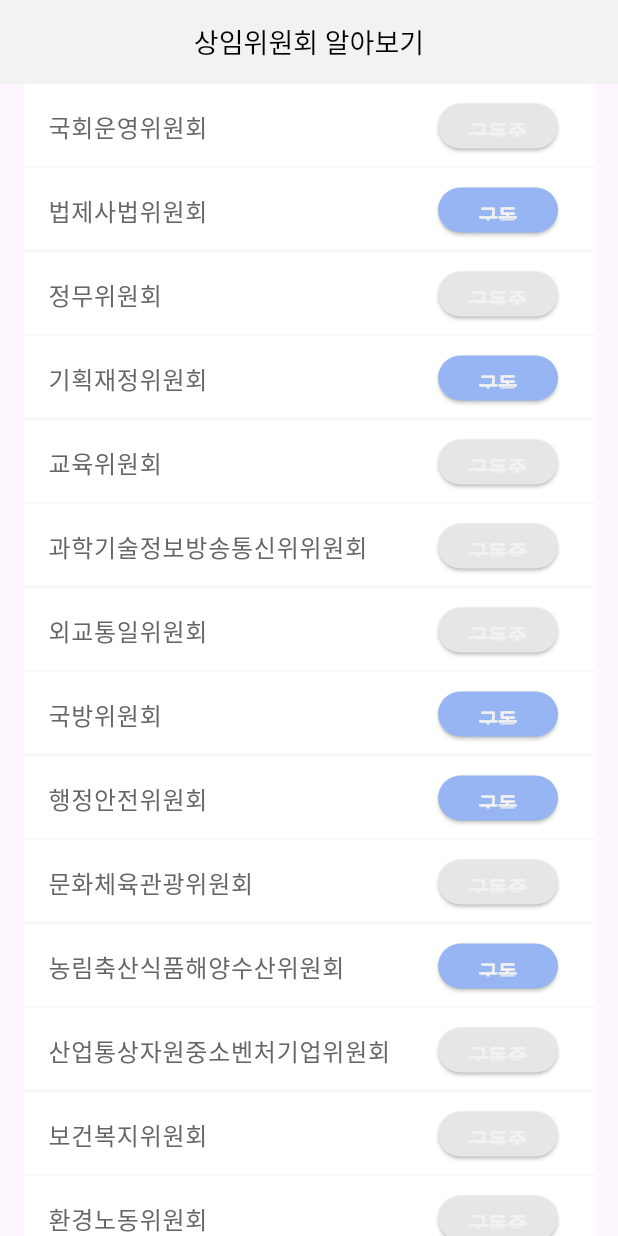
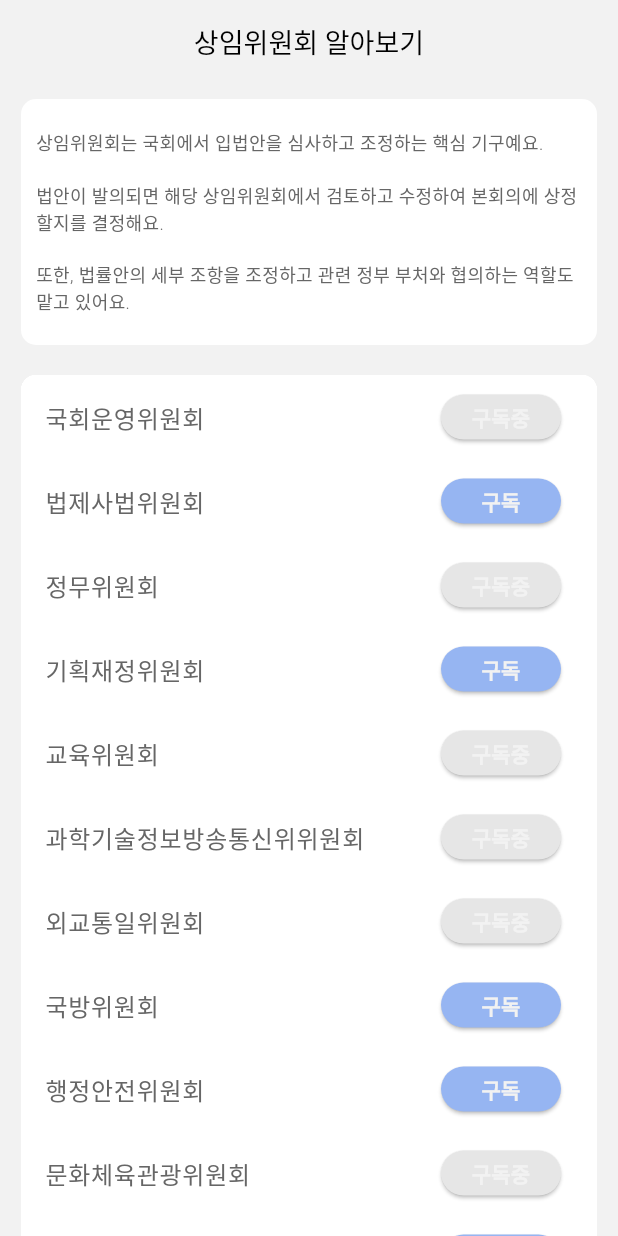
Before and after one commit to ogongchill/barlow-front, a Flutter app: the CommitteeSubscriptionView screen opened by its route, on a phone screen of 412 x 824 dp. Run offline on Flutter 3.47's test engine with Material 3 defaults, Android fonts, the phone set to English and light mode, and no system bars; our stand-ins replace flutter_riverpod, flutter_svg, get_it, go_router, lottie and 2 more; missing offline and left inert: dart:ffi; Roboto replaces fonts that are missing (gmarketSans).

Commit message:
feature: 상임위원회 알아보기 페이지 기능 추가 및 구독 버튼 애니메이션

```diff
--- a/lib/features/committee/presentation/view/committe_subscription_list_widget.dart
+++ b/lib/features/committee/presentation/view/committe_subscription_list_widget.dart
@@ -4,7 +4,7 @@ import 'package:front/core/theme/color_palette.dart';
 import 'package:front/core/theme/test_style_preset.dart';
 import 'package:front/features/committee/domain/entities/committee_subscription.dart';
 import 'package:front/features/committee/presentation/viewmodel/committee_subscription_viewmodel.dart';
-import 'package:animated_toggle_switch/animated_toggle_switch.dart';
+import 'package:lottie/lottie.dart';
 
 class CommitteeSubscriptionWidget extends ConsumerWidget {
   final List<CommitteeSubscription> _committeeSubscriptions;
@@ -15,9 +15,14 @@ class CommitteeSubscriptionWidget extends ConsumerWidget {
   @override
   Widget build(BuildContext context, WidgetRef ref) {
     return Container(
-      margin: EdgeInsets.symmetric(horizontal: 16),
+      clipBehavior: Clip.hardEdge,
+      decoration: BoxDecoration(
           color: ColorPalette.innerContent,
+          borderRadius: BorderRadius.circular(10)
+      ),
       child: ListView.builder(
+        shrinkWrap: true, // ✅ 높이를 Column에 맞게 자동 조정
+        physics: const NeverScrollableScrollPhysics(), // ✅ 부모 스크롤과 충돌 방지
         itemCount: _committeeSubscriptions.length,
         itemBuilder: (context, index) {
           final committeeSubscription = _committeeSubscriptions[index];
@@ -25,14 +30,15 @@ class CommitteeSubscriptionWidget extends ConsumerWidget {
           return Card(
             color: ColorPalette.innerContent,
             margin: EdgeInsets.zero,
-            elevation: 3,
-            shape: RoundedRectangleBorder(borderRadius: BorderRadius.zero),
+            elevation: 0,
+            shape: const RoundedRectangleBorder(borderRadius: BorderRadius.zero),
             child: ListTile(
               title: Text(
                 committeeSubscription.committee.name,
                 style: TextStylePreset.listElement,
               ),
-              trailing: _createSubscribeButton(committeeSubscription, ref)
+              trailing: _createSubscribeButton(committeeSubscription, ref),
+              onTap: () => print("clicked ${committeeSubscription.committee}"),
             ),
           );
         },
@@ -42,25 +48,61 @@ class CommitteeSubscriptionWidget extends ConsumerWidget {
 
 
   Widget _createSubscribeButton(CommitteeSubscription committeeSubscription, WidgetRef ref) {
-    return SizedBox(
-      width : 80,
+    final isFireworkActive = ref.watch(fireworkAnimationProvider(committeeSubscription.committee));
+    final isButtonDisabled = ref.watch(subscribeButtonDisabledProvider(committeeSubscription.committee));
+
+    return Stack(
+      alignment: Alignment.center,
+      clipBehavior: Clip.none,
+      children: [
+        SizedBox(
+          width: 80,
           height: 30,
           child: ElevatedButton(
-        onPressed: () async {
-          ref.read(toggleCommitteeSubscriptionViewModelProvider).execute(committeeSubscription);
+            onPressed: isButtonDisabled
+                ? null // ✅ 애니메이션 중에는 클릭 불가능
+                : () async {
+              ref.read(subscribeButtonDisabledProvider(committeeSubscription.committee).notifier).state = true; // 버튼 비활성화
+
+              if (!committeeSubscription.isSubscribed) {
+                ref.read(fireworkAnimationProvider(committeeSubscription.committee).notifier).state = true;
+              }
+
+              await ref.read(toggleCommitteeSubscriptionViewModelProvider).execute(committeeSubscription);
               ref.invalidate(committeeSubscriptionFutureProvider);
+              ref.read(subscribeButtonDisabledProvider(committeeSubscription.committee).notifier).state = false;
             },
             style: ElevatedButton.styleFrom(
-          backgroundColor: committeeSubscription.isSubscribed
-              ? ColorPalette.greyLight
-              : ColorPalette.bluePrimary,
-          padding: EdgeInsets.symmetric(horizontal: 16, vertical: 8),
+              overlayColor: Colors.black26,
+              backgroundColor: isButtonDisabled
+                  ? Colors.grey // ✅ 애니메이션이 진행 중이면 버튼 색을 변경
+                  : (committeeSubscription.isSubscribed ? ColorPalette.greyLight : ColorPalette.bluePrimary),
+              padding: const EdgeInsets.symmetric(horizontal: 16, vertical: 0),
             ),
             child: Text(
               committeeSubscription.isSubscribed ? "구독중" : "구독",
-            style: TextStylePreset.toggleButton
+              style: TextStylePreset.toggleButton,
             ),
+          ),
+        ),
+        Positioned(
+          top: -20,
+          left: -2,
+          child: isFireworkActive
+              ? Lottie.asset(
+            'assets/animations/lottie/simple_fireworks.json',
+            width: 100,
+            height: 100,
+            repeat: false, // ✅ 한 번만 실행
+            onLoaded: (composition) {
+              Future.delayed(composition.duration, () {
+                ref.read(fireworkAnimationProvider(committeeSubscription.committee).notifier).state = false;
+              });
+            },
           )
+              : const SizedBox.shrink(),
+        ),
+      ],
     );
   }
 }
--- a/lib/features/committee/presentation/view/committee_subscription_view.dart
+++ b/lib/features/committee/presentation/view/committee_subscription_view.dart
@@ -1,5 +1,7 @@
 import 'package:flutter/material.dart';
 import 'package:flutter_riverpod/flutter_riverpod.dart';
+import 'package:front/core/theme/color_palette.dart';
+import 'package:front/core/theme/test_style_preset.dart';
 import 'package:front/features/committee/domain/entities/committee_subscription.dart';
 import 'package:front/features/committee/presentation/view/committe_subscription_list_widget.dart';
 import 'package:front/features/committee/presentation/view/committee_susbcription_appbar_widget.dart';
@@ -21,8 +23,41 @@ class CommitteeSubscriptionView extends ConsumerWidget{
 
   Scaffold _buildScaffold(List<CommitteeSubscription> subscriptions) {
     return Scaffold(
+      backgroundColor: ColorPalette.background,
       appBar: CommitteeSubscriptionAppbarWidget(title: "상임위원회 알아보기"),
-      body: CommitteeSubscriptionWidget(committeeSubscriptions: subscriptions),
+      body: _buildBody(subscriptions),
+    );
+  }
+
+  Widget _buildBody(List<CommitteeSubscription> committeeSubscriptions) {
+    return ListView(
+      padding: const EdgeInsets.symmetric(horizontal: 14, vertical: 10),
+      children: [
+        Container(
+          padding: const EdgeInsets.symmetric(horizontal: 10, vertical: 20),
+          decoration: BoxDecoration(
+            color: ColorPalette.innerContent,
+            borderRadius: BorderRadius.circular(10)
+          ),
+          child: const Text(
+            """
+상임위원회는 국회에서 입법안을 심사하고 조정하는 핵심 기구예요.
+
+법안이 발의되면 해당 상임위원회에서 검토하고 수정하여 본회의에 상정할지를 결정해요.
+
+또한, 법률안의 세부 조항을 조정하고 관련 정부 부처와 협의하는 역할도 맡고 있어요.""",
+            style: TextStylePreset.innerContentLight
+          ),
+        ),
+        Container(
+          margin: const EdgeInsets.only(top: 20),
+          decoration: BoxDecoration(
+              color: ColorPalette.innerContent,
+              borderRadius: BorderRadius.circular(10)
+          ),
+          child: CommitteeSubscriptionWidget(committeeSubscriptions: committeeSubscriptions)
+        ),
+      ],
     );
   }
 }
--- a/lib/features/committee/presentation/viewmodel/committee_subscription_viewmodel.dart
+++ b/lib/features/committee/presentation/viewmodel/committee_subscription_viewmodel.dart
@@ -63,5 +63,6 @@ class ToggleCommitteeSubscriptionViewModel extends StateNotifier<AsyncValue<void
   }
 }
 
-final thumbAnimationProvider = StateProvider.family<bool, Committee>((ref, committee) => false);
-final thumbUpAnimationProvider = StateProvider.family<bool, Committee>((ref, committeeId) => false);
+final fireworkAnimationProvider = StateProvider.family<bool, Committee>((ref, committee) => false);
+
+final subscribeButtonDisabledProvider = StateProvider.family<bool, Committee>((ref, committeeId) => false);
--- a/pubspec.yaml
+++ b/pubspec.yaml
@@ -78,6 +78,7 @@ flutter:
     - assets/icons/committee/
     - assets/icons/party/
     - assets/pictures/
+    - assets/animations/lottie/
   fonts:
     - family: GmarketSans
       fonts:
```
Also changed, not shown: assets/animations/lottie/simple_fireworks.json (added, +1 -0 lines), 1 other file. Lines whose indentation alone changed are shown as unchanged.
